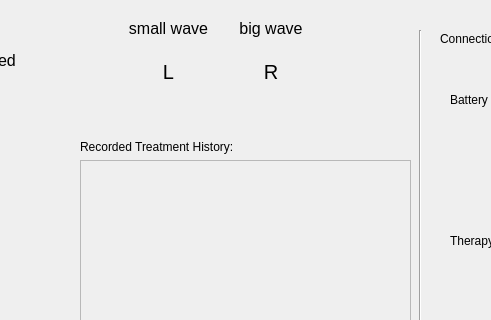
Qt form mainwindow.ui (PeterKBailey/Oasis-Pro-Simulator) before a commit; both pictures show x 400 to 891 and y 0 to 320 of the 1277 by 783 pixel window.
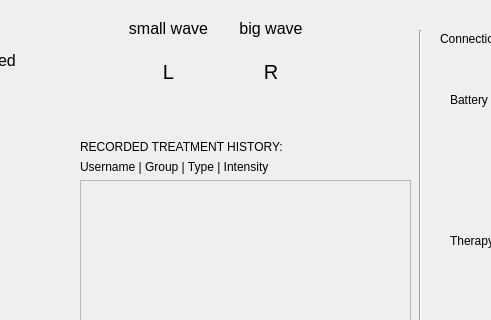
The same form after that commit.

Commit message: Cleaned up recorded therapy list on the UI

Patch:
```diff
--- a/mainwindow.ui
+++ b/mainwindow.ui
@@ -575,7 +575,14 @@
      <item>
       <widget class="QLabel" name="treatmentHistoryLabel">
        <property name="text">
-        <string>Recorded Treatment History:</string>
+        <string>RECORDED TREATMENT HISTORY:</string>
+       </property>
+      </widget>
+     </item>
+     <item>
+      <widget class="QLabel" name="treatmentHistoryLabel_2">
+       <property name="text">
+        <string>Username | Group | Type | Intensity</string>
        </property>
       </widget>
      </item>
```
The commit also changes 1 other file.
